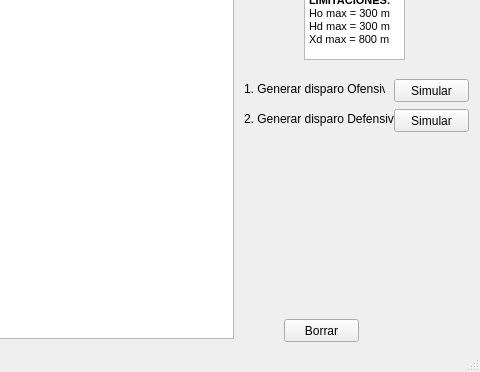
Mauricioduque/Parcial-Final, file Parcial-Final/mainwindow.ui: the form before one commit; both pictures show x 686 to 1166 and y 231 to 603 of the 1166 by 603 pixel window.
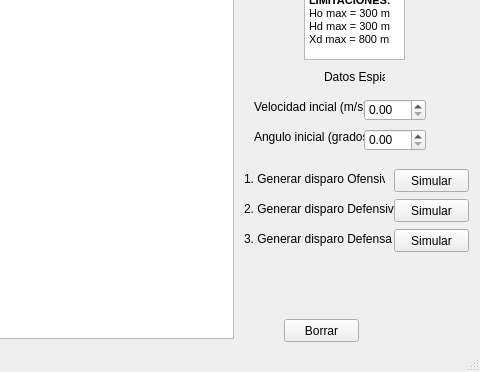
The form after the commit.

Commit message: Se generan disparos de defensa

Patch:
```diff
--- a/Parcial-Final/mainwindow.ui
+++ b/Parcial-Final/mainwindow.ui
@@ -174,7 +174,7 @@
     <property name="geometry">
      <rect>
       <x>930</x>
-      <y>310</y>
+      <y>400</y>
       <width>141</width>
       <height>20</height>
      </rect>
@@ -187,7 +187,7 @@
     <property name="geometry">
      <rect>
       <x>1080</x>
-      <y>310</y>
+      <y>400</y>
       <width>75</width>
       <height>23</height>
      </rect>
@@ -200,7 +200,7 @@
     <property name="geometry">
      <rect>
       <x>930</x>
-      <y>340</y>
+      <y>430</y>
       <width>151</width>
       <height>20</height>
      </rect>
@@ -213,7 +213,7 @@
     <property name="geometry">
      <rect>
       <x>1080</x>
-      <y>340</y>
+      <y>430</y>
       <width>75</width>
       <height>23</height>
      </rect>
@@ -235,6 +235,91 @@
      <string>Borrar</string>
     </property>
    </widget>
+   <widget class="QLabel" name="label_8">
+    <property name="geometry">
+     <rect>
+      <x>1010</x>
+      <y>300</y>
+      <width>61</width>
+      <height>16</height>
+     </rect>
+    </property>
+    <property name="text">
+     <string>Datos Espia</string>
+    </property>
+   </widget>
+   <widget class="QLabel" name="label_9">
+    <property name="geometry">
+     <rect>
+      <x>940</x>
+      <y>330</y>
+      <width>111</width>
+      <height>16</height>
+     </rect>
+    </property>
+    <property name="text">
+     <string>Velocidad incial (m/s):</string>
+    </property>
+   </widget>
+   <widget class="QLabel" name="label_10">
+    <property name="geometry">
+     <rect>
+      <x>940</x>
+      <y>360</y>
+      <width>111</width>
+      <height>16</height>
+     </rect>
+    </property>
+    <property name="text">
+     <string>Angulo inicial (grados)</string>
+    </property>
+   </widget>
+   <widget class="QDoubleSpinBox" name="vini">
+    <property name="geometry">
+     <rect>
+      <x>1050</x>
+      <y>330</y>
+      <width>62</width>
+      <height>22</height>
+     </rect>
+    </property>
+   </widget>
+   <widget class="QDoubleSpinBox" name="angle">
+    <property name="geometry">
+     <rect>
+      <x>1050</x>
+      <y>360</y>
+      <width>62</width>
+      <height>22</height>
+     </rect>
+    </property>
+   </widget>
+   <widget class="QPushButton" name="pushButton_5">
+    <property name="geometry">
+     <rect>
+      <x>1080</x>
+      <y>460</y>
+      <width>75</width>
+      <height>23</height>
+     </rect>
+    </property>
+    <property name="text">
+     <string>Simular</string>
+    </property>
+   </widget>
+   <widget class="QLabel" name="label_11">
+    <property name="geometry">
+     <rect>
+      <x>930</x>
+      <y>460</y>
+      <width>151</width>
+      <height>20</height>
+     </rect>
+    </property>
+    <property name="text">
+     <string>3. Generar disparo Defensa</string>
+    </property>
+   </widget>
   </widget>
   <widget class="QStatusBar" name="statusbar"/>
  </widget>
```
The commit also changes 5 other files.
